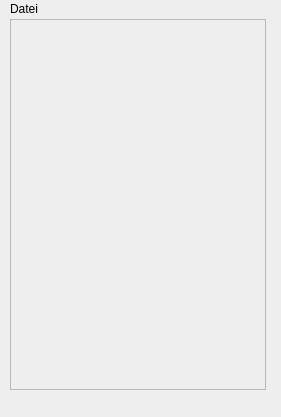
First picture: the form in ui/searchhistory.ui, repository notCrazy0815/infoprojekt, before the edit.
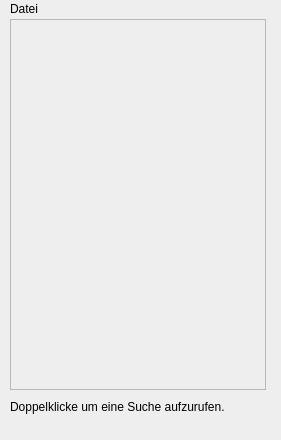
Second picture: the form after the edit.

What changed in the file:
```diff
--- a/ui/searchhistory.ui
+++ b/ui/searchhistory.ui
@@ -7,7 +7,7 @@
     <x>0</x>
     <y>0</y>
     <width>281</width>
-    <height>417</height>
+    <height>440</height>
    </rect>
   </property>
   <property name="windowTitle">
@@ -28,6 +28,19 @@
      </rect>
     </property>
    </widget>
+   <widget class="QLabel" name="label">
+    <property name="geometry">
+     <rect>
+      <x>10</x>
+      <y>380</y>
+      <width>251</width>
+      <height>16</height>
+     </rect>
+    </property>
+    <property name="text">
+     <string>Doppelklicke um eine Suche aufzurufen.</string>
+    </property>
+   </widget>
   </widget>
   <widget class="QMenuBar" name="menubar">
    <property name="geometry">
```
